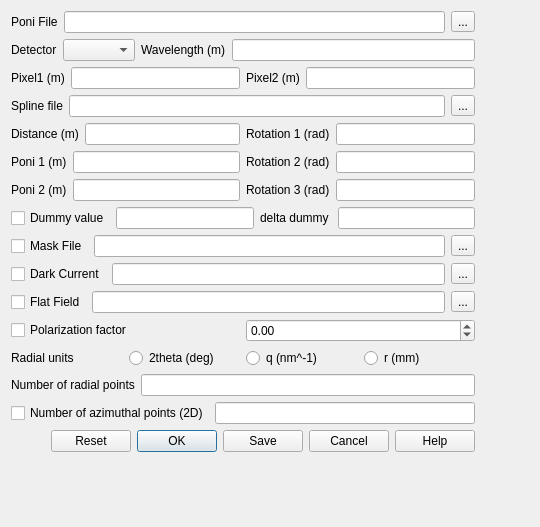
Above: gui/integration.ui from silx-kit/pyFAI before the change. Below: the same form after it.
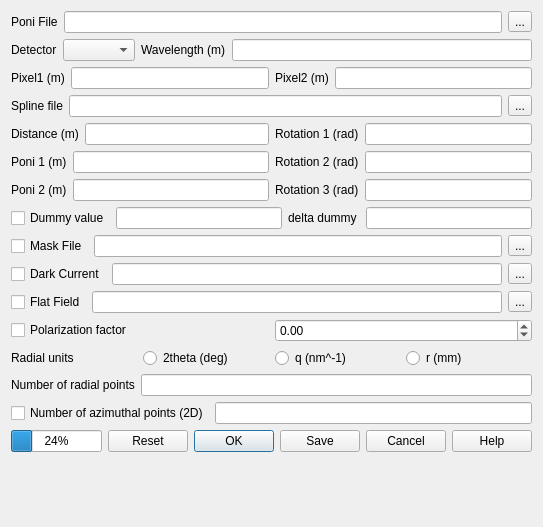
That is the form after the change.

Commit message: include progress bar

```diff
--- a/gui/integration.ui
+++ b/gui/integration.ui
@@ -402,17 +402,11 @@
      <item>
       <layout class="QHBoxLayout" name="horizontalLayout_20">
        <item>
-        <spacer name="horizontalSpacer">
-         <property name="orientation">
-          <enum>Qt::Horizontal</enum>
+        <widget class="QProgressBar" name="progressBar">
+         <property name="value">
+          <number>24</number>
          </property>
-         <property name="sizeHint" stdset="0">
-          <size>
-           <width>40</width>
-           <height>20</height>
-          </size>
-         </property>
-        </spacer>
+        </widget>
        </item>
        <item>
         <widget class="QDialogButtonBox" name="buttonBox">
```
